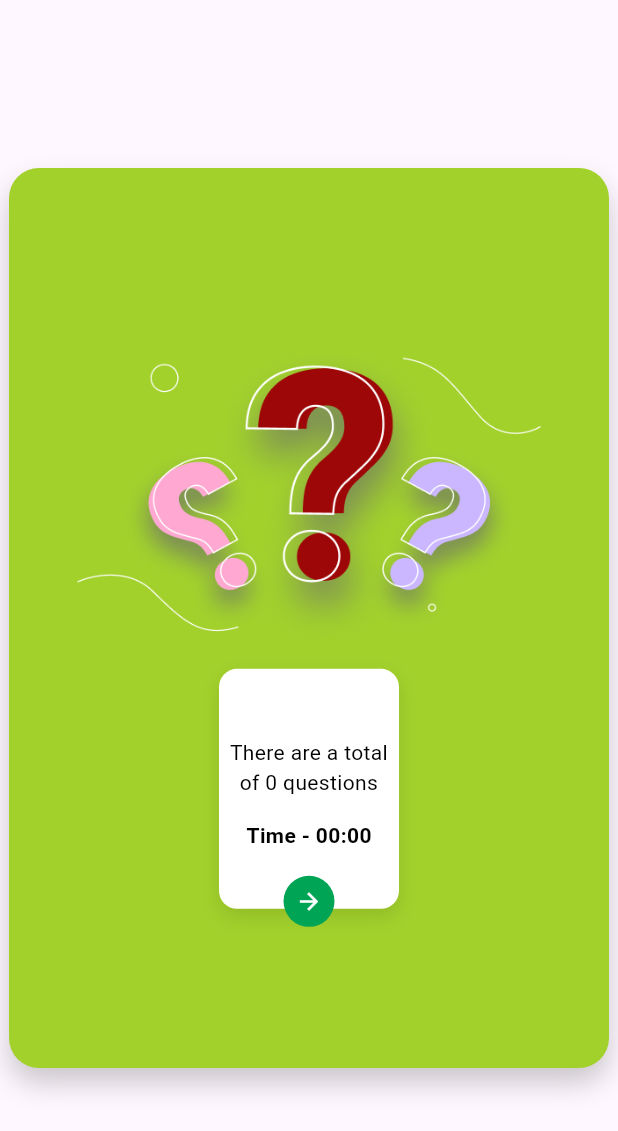
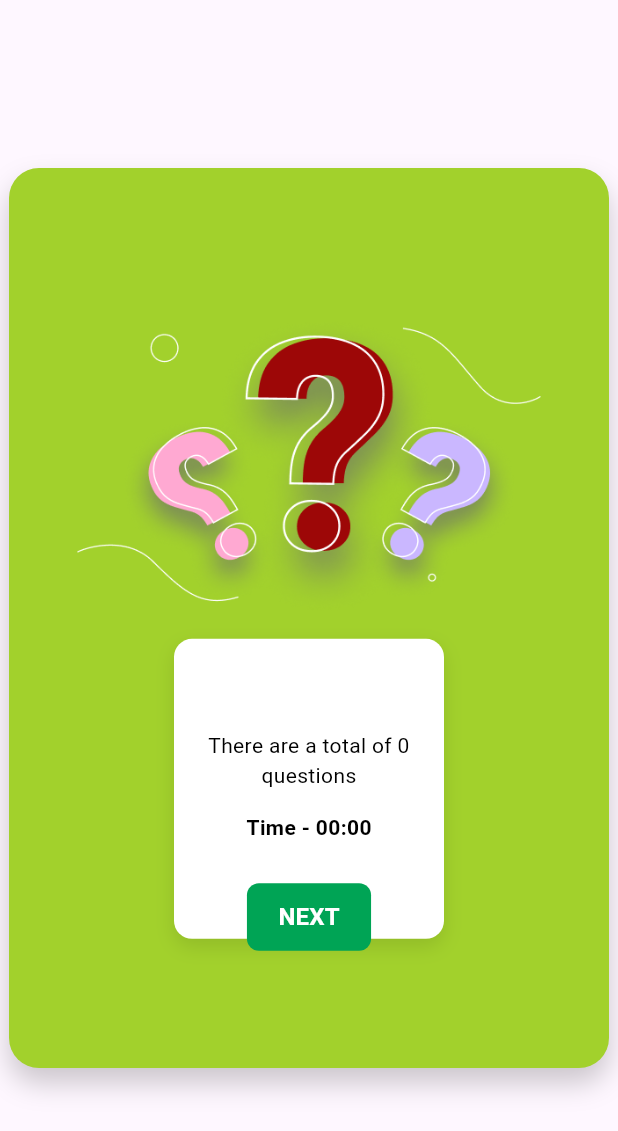
Before and after one commit to dhanvina/quizapp, a Flutter app: the QuizPreview widget shown alone on an empty page, opened directly with empty values, on a phone screen of 412 x 824 dp. Shown: the top 1131 px of the screen. Run offline on Flutter 3.47's test engine with Material 3 defaults, Android fonts, the phone set to English and light mode, and no system bars; our stand-ins replace cloud_firestore, dartz, firebase_core, google_fonts; accounts and stored records are empty.

Commit message:
updated with gif, container size and NEXT button

```diff
--- a/lib/presentation/pages/countdown_page.dart
+++ b/lib/presentation/pages/countdown_page.dart
@@ -6,8 +6,7 @@ import 'package:quizapp/presentation/pages/question_page.dart'; // Import the Qu
 class CountdownPage extends StatefulWidget {
   final int quizTimeInMinutes; // dynamic quiz time in seconds
 
-  const CountdownPage({Key? key, required this.quizTimeInMinutes})
-      : super(key: key);
+  const CountdownPage({super.key, required this.quizTimeInMinutes});
 
   @override
   _CountdownPageState createState() => _CountdownPageState();
@@ -53,9 +52,6 @@ class _CountdownPageState extends State<CountdownPage> {
 
   @override
   Widget build(BuildContext context) {
-    int minutes = _currentTime ~/ 60;
-    int seconds = _currentTime % 60;
-
     return Scaffold(
       backgroundColor: Colors.white,
       body: Center(
--- a/lib/presentation/pages/quiz_preview.dart
+++ b/lib/presentation/pages/quiz_preview.dart
@@ -54,8 +54,8 @@ class _QuizPreviewState extends State<QuizPreview> {
             const SizedBox(height: 2.0),
             // Test information box
             Container(
-              width: 120,
-              height: 160,
+              width: 180,
+              height: 200,
               padding: const EdgeInsets.all(5),
               decoration: BoxDecoration(
                 color: Colors.white,
@@ -70,6 +70,7 @@ class _QuizPreviewState extends State<QuizPreview> {
               ),
               child: Column(
                 children: [
+                  SizedBox(height: 15.0),
                   Text(
                     widget.title,
                     style: TextStyle(
@@ -96,7 +97,7 @@ class _QuizPreviewState extends State<QuizPreview> {
                       color: Colors.black,
                     ),
                   ),
-                  SizedBox(height: 10.0),
+                  SizedBox(height: 20.0),
                   ElevatedButton(
                     onPressed: () async {
                       // Navigate to TestPreparationScreen
@@ -143,13 +144,20 @@ class _QuizPreviewState extends State<QuizPreview> {
                     child: Container(
                       decoration: BoxDecoration(
                         color: const Color(0xFF00A455), // Custom color #00A455
-                        shape: BoxShape.circle,
+                        borderRadius: BorderRadius.circular(
+                            8), // Adjust the radius for rounded corners, or remove for a rectangle
                         border: Border.all(color: Colors.transparent),
                       ),
-                      padding: const EdgeInsets.all(7),
-                      child: const Icon(
-                        Icons.arrow_forward,
-                        color: Colors.white,
+                      padding: const EdgeInsets.symmetric(
+                          horizontal: 20,
+                          vertical: 10), // Adjust padding as needed
+                      child: const Text(
+                        'NEXT',
+                        style: TextStyle(
+                          color: Colors.white,
+                          fontWeight: FontWeight.bold,
+                          fontSize: 16, // Adjust font size as needed
+                        ),
                       ),
                     ),
                   ),
--- a/lib/presentation/widgets/timer_widget_sec.dart
+++ b/lib/presentation/widgets/timer_widget_sec.dart
@@ -65,7 +65,7 @@ class _TimerWidgetState extends State<TimerWidgetSec> {
             ),
             borderRadius: BorderRadius.circular(20),
           ),
-          padding: const EdgeInsets.symmetric(horizontal: 8.0, vertical: 8.0),
+          padding: const EdgeInsets.symmetric(horizontal: 10.0, vertical: 10.0),
           child: Row(
             mainAxisSize: MainAxisSize.min,
             children: [
@@ -75,7 +75,7 @@ class _TimerWidgetState extends State<TimerWidgetSec> {
                   fontFamily: 'Poppins',
                   fontWeight: FontWeight.w600,
                   color: const Color(0xFFCE2E2E),
-                  fontSize: 14,
+                  fontSize: 20,
                 ),
               ),
             ],
```
Also changed, not shown: lib/presentation/pages/motivation_screen1.dart (+8 -6 lines), lib/presentation/pages/motivation_screen2.dart (+2 -5 lines), lib/presentation/pages/question_page.dart (+0 -9 lines), 2 other files.
